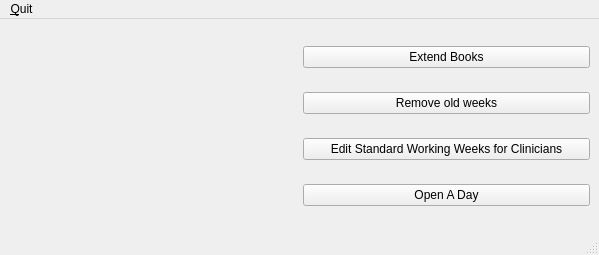
Old version of the form src/openmolar/qt-designer/apptTools.ui in the repository rowinggolfer/openmolar1.
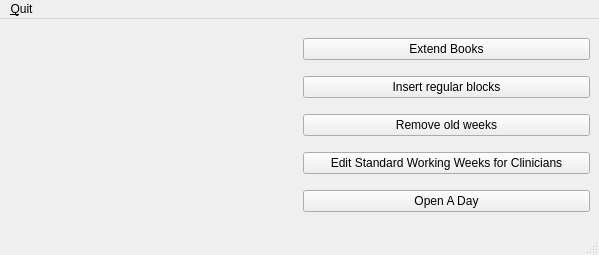
New version of the form. Icons and pictures are not drawn.

Commit message: block wizard - for specifying lunchtimes etc into new books

What changed in the file:
```diff
--- a/src/openmolar/qt-designer/apptTools.ui
+++ b/src/openmolar/qt-designer/apptTools.ui
@@ -19,7 +19,7 @@
   </property>
   <widget class="QWidget" name="centralwidget">
    <layout class="QGridLayout" name="gridLayout">
-    <item row="0" column="0" rowspan="4">
+    <item row="0" column="0" rowspan="5">
      <widget class="QLabel" name="label">
       <property name="frameShape">
        <enum>QFrame::NoFrame</enum>
@@ -42,27 +42,34 @@
       </property>
      </widget>
     </item>
-    <item row="1" column="1">
+    <item row="2" column="1">
      <widget class="QPushButton" name="removeOld_pushButton">
       <property name="text">
        <string>Remove old weeks</string>
       </property>
      </widget>
     </item>
-    <item row="2" column="1">
+    <item row="3" column="1">
      <widget class="QPushButton" name="editWeeks_pushButton">
       <property name="text">
        <string>Edit Standard Working Weeks for Clinicians</string>
       </property>
      </widget>
     </item>
-    <item row="3" column="1">
+    <item row="4" column="1">
      <widget class="QPushButton" name="openDay_pushButton">
       <property name="text">
        <string>Open A Day</string>
       </property>
      </widget>
     </item>
+    <item row="1" column="1">
+     <widget class="QPushButton" name="blocks_pushButton">
+      <property name="text">
+       <string>Insert regular blocks</string>
+      </property>
+     </widget>
+    </item>
    </layout>
   </widget>
   <widget class="QMenuBar" name="menubar">
```
Left out of the diff: 3 changed lines with no effect on the pictures. The commit also changes 9 other files.
